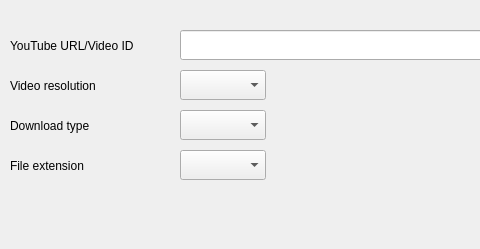
Qt form design.ui (KurozeroPB/YTDownloader) before a commit; both pictures show x 0 to 480 and y 0 to 249 of the 751 by 249 pixel window.
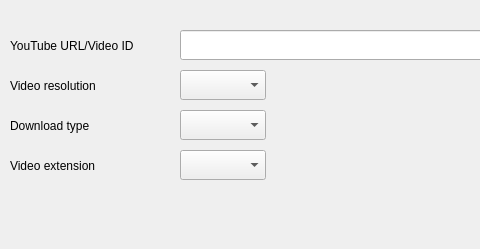
The same form after that commit. Icons and pictures are not drawn.

Diff of the .ui file:
```diff
--- a/design.ui
+++ b/design.ui
@@ -120,12 +120,12 @@
      <rect>
       <x>10</x>
       <y>150</y>
-      <width>101</width>
+      <width>111</width>
       <height>31</height>
      </rect>
     </property>
     <property name="text">
-     <string>File extension</string>
+     <string>Video extension</string>
     </property>
    </widget>
    <widget class="QPushButton" name="btn_download">
```
